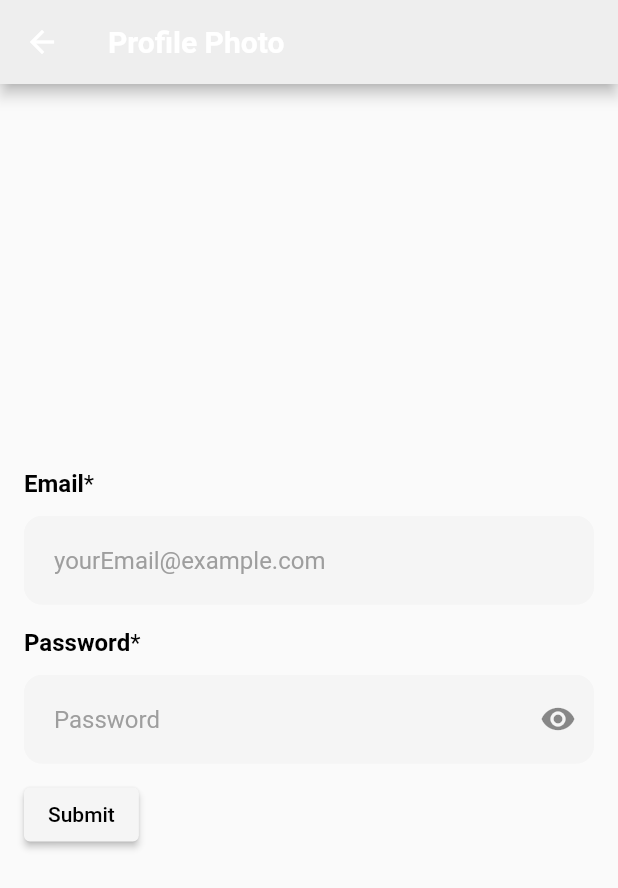
After one commit to oioeoi/Daarul-Ukhuwwah-App, a Flutter app: the AccountSettings screen opened directly, on a phone screen of 412 x 824 dp. The commit adds this screen. Shown: the top 888 px of the screen. Run offline on Flutter 3.47's test engine with Material 2 defaults, Android fonts, the light colour scheme and no system bars; our stand-ins replace carousel_slider, dio, image_picker, ionicons; network calls fail.

Commit message:
add account screen

```diff
--- a/lib/model/api_model.dart
+++ b/lib/model/api_model.dart
@@ -1,15 +1,19 @@
+import 'dart:convert';
+
+import 'package:http/http.dart' as http;
+
 class PostModel {
+  List images;
+  String? title;
+  String? desc;
+
   PostModel({
     required this.images,
     this.title,
     this.desc,
   });
 
-  List images;
-  String? title;
-  String? desc;
-
-  static PostModel fromJson(Map json) {
+  factory PostModel.fromJson(Map json) {
     return PostModel(
       images: json['products'],
       title: json['products'],
@@ -17,3 +21,19 @@ class PostModel {
     );
   }
 }
+
+class ImageServices {
+  Future<List<PostModel>> getImageData() async {
+    final response = await http.get(
+      Uri.parse("https://dummyjson.com/products "),
+    );
+    try {
+      if (response.statusCode == 200) {
+        final data = jsonDecode(response.body);
+      }
+    } catch (e) {
+      throw Exception('HTTP Failed');
+    }
+// return Map obj = jsonDecode(response.body);
+  }
+}
--- a/lib/pages/ProfilePage.dart
+++ b/lib/pages/ProfilePage.dart
@@ -1,5 +1,6 @@
 import 'package:daarul_ukhuwwah_media/component/profile_pict.dart';
 import 'package:daarul_ukhuwwah_media/model/cuperListTile.dart';
+import 'package:daarul_ukhuwwah_media/screen/settings_screen.dart';
 import 'package:flutter/cupertino.dart';
 import 'package:flutter/material.dart';
 
@@ -39,7 +40,17 @@ class _ProfilePageState extends State<ProfilePage> {
 
     for (var i = 0; i < menu.length; i++) {
       listTiles.add(
-        CuperListTile(
+        InkWell(
+          onTap: () {
+            setState(() {
+              Navigator.of(context).push(
+                MaterialPageRoute(
+                  builder: (context) => AccountSettings(),
+                ),
+              );
+            });
+          },
+          child: CuperListTile(
             icon: menu[i]['icon'],
             title: menu[i]['title'],
             children: [
@@ -50,6 +61,7 @@ class _ProfilePageState extends State<ProfilePage> {
                 size: 16,
               ),
             ],
+          ),
         ),
       );
     }
--- /dev/null
+++ b/lib/screen/settings_screen.dart
@@ -0,0 +1,285 @@
+import 'package:flutter/material.dart';
+import 'dart:async';
+
+class AccountSettings extends StatefulWidget {
+  AccountSettings({super.key});
+  @override
+  State<AccountSettings> createState() => _AccountSettingsState();
+}
+
+class _AccountSettingsState extends State<AccountSettings> {
+  Timer? debounce;
+  final _emailController = TextEditingController();
+  final _passwordController = TextEditingController();
+  bool _emailValid = true;
+  bool _passwordValid = true;
+  bool _isPasswordVisible = true;
+  String password = '';
+  String email = '';
+
+  @override
+  void dispose() {
+    debounce?.cancel();
+    _emailController.dispose();
+    _passwordController.dispose();
+    super.dispose();
+  }
+
+  @override
+  void initState() {
+    super.initState();
+    _emailController.addListener(() {
+      setState(() {});
+    });
+  }
+
+  @override
+  Widget build(BuildContext context) {
+    return Scaffold(
+      appBar: AppBar(
+        title: Text(
+          'Profile Photo',
+          style: TextStyle(
+            fontWeight: FontWeight.bold,
+          ),
+        ),
+      ),
+      body: Padding(
+        padding: EdgeInsets.all(16.0),
+        child: Column(
+          crossAxisAlignment: CrossAxisAlignment.start,
+          mainAxisAlignment: MainAxisAlignment.center,
+          children: [
+            Column(
+              crossAxisAlignment: CrossAxisAlignment.start,
+              children: [
+                RichText(
+                  text: TextSpan(
+                    children: <TextSpan>[
+                      TextSpan(
+                        text: 'Email',
+                        style: TextStyle(
+                          fontWeight: FontWeight.bold,
+                          fontSize: 16.0,
+                          color: Theme.of(context).colorScheme.onBackground,
+                        ),
+                      ),
+                      TextSpan(
+                        text: '*',
+                        style: TextStyle(
+                          fontSize: 16.0,
+                          color: Theme.of(context).colorScheme.onBackground,
+                        ),
+                      ),
+                    ],
+                  ),
+                ),
+                SizedBox(
+                  height: 12,
+                ),
+                TextFormField(
+                  controller: _emailController,
+                  keyboardType: TextInputType.emailAddress,
+                  textInputAction: TextInputAction.done,
+                  decoration: InputDecoration(
+                    contentPadding: EdgeInsets.all(20),
+                    filled: true,
+                    fillColor: Theme.of(context).colorScheme.primary,
+                    hintText: 'yourEmail@example.com',
+                    hintStyle: TextStyle(
+                      color: Colors.grey[500],
+                    ),
+                    enabledBorder: OutlineInputBorder(
+                      borderRadius: BorderRadius.circular(12),
+                      borderSide: BorderSide(
+                        color: Theme.of(context).colorScheme.primary,
+                      ),
+                    ),
+                    focusedBorder: OutlineInputBorder(
+                      borderRadius: BorderRadius.circular(12),
+                      borderSide: BorderSide(
+                        color: Theme.of(context).colorScheme.secondary,
+                      ),
+                    ),
+                    suffixIcon: _emailController.text.isEmpty
+                        ? Container(
+                            width: 0,
+                          )
+                        : IconButton(
+                            icon: Icon(Icons.close),
+                            onPressed: () => _emailController.clear(),
+                          ),
+                    errorText:
+                        _emailValid ? null : 'Please enter a valid email',
+                    focusedErrorBorder: OutlineInputBorder(
+                      borderRadius: BorderRadius.circular(12),
+                      borderSide: BorderSide(
+                        color: Colors.red,
+                      ),
+                    ),
+                    errorBorder: OutlineInputBorder(
+                      borderRadius: BorderRadius.circular(12),
+                      borderSide: BorderSide(
+                        color: Colors.red,
+                      ),
+                    ),
+                  ),
+                  onFieldSubmitted: (value) => setState(() {
+                    ///ketika klik done dipojok keyboard
+                    this.email = value;
+                  }),
+                  onChanged: (String value) {
+                    if (debounce?.isActive ?? false) debounce?.cancel();
+                    debounce = Timer(Duration(milliseconds: 500), () {
+                      setState(() {
+                        _emailValid = validateEmail(value) == null;
+                        this.email = value;
+                      });
+                    });
+                  },
+                ),
+              ],
+            ),
+            SizedBox(
+              height: 16,
+            ),
+            Column(
+              crossAxisAlignment: CrossAxisAlignment.start,
+              children: [
+                RichText(
+                  text: TextSpan(
+                    children: <TextSpan>[
+                      TextSpan(
+                        text: 'Password',
+                        style: TextStyle(
+                          fontWeight: FontWeight.bold,
+                          fontSize: 16.0,
+                          color: Theme.of(context).colorScheme.onBackground,
+                        ),
+                      ),
+                      TextSpan(
+                        text: '*',
+                        style: TextStyle(
+                          fontSize: 16.0,
+                          color: Theme.of(context).colorScheme.onBackground,
+                        ),
+                      ),
+                    ],
+                  ),
+                ),
+                SizedBox(
+                  height: 12,
+                ),
+                TextFormField(
+                  controller: _passwordController,
+                  keyboardType: TextInputType.visiblePassword,
+                  textInputAction: TextInputAction.done,
+                  obscureText: _isPasswordVisible,
+                  obscuringCharacter: '*',
+                  decoration: InputDecoration(
+                    contentPadding: EdgeInsets.all(20),
+                    filled: true,
+                    fillColor: Theme.of(context).colorScheme.primary,
+                    hintText: 'Password',
+                    hintStyle: TextStyle(
+                      color: Colors.grey[500],
+                    ),
+                    suffixIcon: IconButton(
+                      icon: _isPasswordVisible
+                          ? Icon(Icons.visibility)
+                          : Icon(Icons.visibility_off),
+                      onPressed: () => setState(
+                        () {
+                          _isPasswordVisible = !_isPasswordVisible;
+                        },
+                      ),
+                    ),
+                    enabledBorder: OutlineInputBorder(
+                      borderRadius: BorderRadius.circular(12),
+                      borderSide: BorderSide(
+                        color: Theme.of(context).colorScheme.primary,
+                      ),
+                    ),
+                    focusedBorder: OutlineInputBorder(
+                      borderRadius: BorderRadius.circular(12),
+                      borderSide: BorderSide(
+                        color: Theme.of(context).colorScheme.secondary,
+                      ),
+                    ),
+                    errorText: _passwordValid
+                        ? null
+                        : 'Password must be at least 8 characters long',
+                    focusedErrorBorder: OutlineInputBorder(
+                      borderRadius: BorderRadius.circular(12),
+                      borderSide: BorderSide(
+                        color: Colors.red,
+                      ),
+                    ),
+                    errorBorder: OutlineInputBorder(
+                      borderRadius: BorderRadius.circular(12),
+                      borderSide: BorderSide(
+                        color: Colors.red,
+                      ),
+                    ),
+                  ),
+                  onFieldSubmitted: (value) => setState(
+                    () {
+                      this.password = value;
+                    },
+                  ),
+                  onChanged: (value) {
+                    if (debounce?.isActive ?? false) debounce?.cancel();
+                    debounce = Timer(
+                      Duration(milliseconds: 500),
+                      () {
+                        setState(
+                          () {
+                            _passwordValid = validatePassword(value) == null;
+                            this.password = value;
+                          },
+                        );
+                      },
+                    );
+                  },
+                ),
+              ],
+            ),
+            SizedBox(height: 10.0),
+            ElevatedButton(
+              child: Text('Submit',
+                  style: TextStyle(
+                      color: Theme.of(context).colorScheme.onBackground)),
+              onPressed: () {
+                setState(() {
+                  _emailController.clear();
+                  _passwordController.clear();
+                });
+              },
+            )
+          ],
+        ),
+      ),
+    );
+  }
+
+  String? validateEmail(String value) {
+    if (value.isEmpty) {
+      return 'Please enter your email';
+    }
+    if (!RegExp(r'^[\w-]+(\.[\w-]+)*@([\w-]+\.)+[a-zA-Z]{2,7}$')
+        .hasMatch(value)) {
+      return 'Please enter a valid email';
+    }
+    return null;
+  }
+
+  String? validatePassword(String value) {
+    if (value.isEmpty) {
+      return 'Please enter your password';
+    }
+    if (value.length < 8) {
+      return 'Password must be at least 8 characters long';
+    }
+    return null;
+  }
+}
```
Lines whose indentation alone changed are shown as unchanged.
